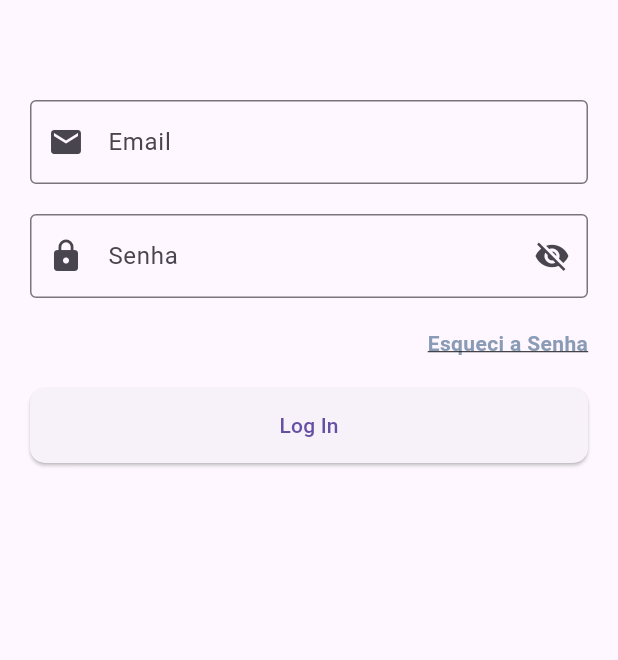
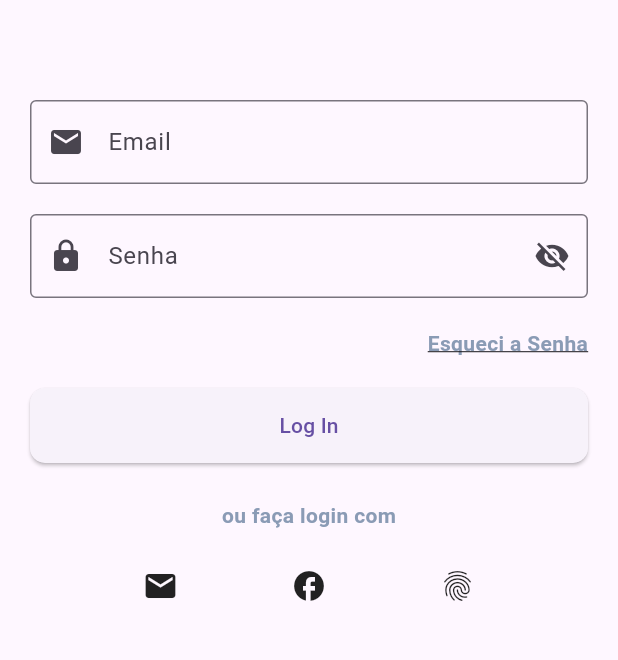
Before and after one commit to DeLay21/ServiceDesk, a Flutter app: the screen it shows after launch, on a phone screen of 412 x 824 dp, the part 80-740 px from its top. Run offline on Flutter 3.47's test engine with Material 3 defaults, Android fonts, the phone set to English and light mode, and no system bars.

Commit message:
Adicionando icones

```diff
--- a/lib/main.dart
+++ b/lib/main.dart
@@ -114,6 +114,29 @@ class _HomePageState extends State<HomePage> {
                 ),
               ),
             ),
+            const SizedBox(height: 25),
+
+            const Align(
+              alignment: Alignment.center,
+              child: Text(
+                'ou faça login com',
+                style: TextStyle(
+                  fontWeight: FontWeight.bold,
+                  color: Color.fromRGBO(138, 155, 181, 1),
+                ),
+              ),
+            ),
+
+            const SizedBox(height: 25),
+
+            const Row(
+              mainAxisAlignment: MainAxisAlignment.spaceEvenly,
+              children: [
+                Icon(Icons.email),
+                Icon(Icons.facebook),
+                Icon(Icons.fingerprint),
+              ],
+            ),
           ],
         ),
       ),
```
